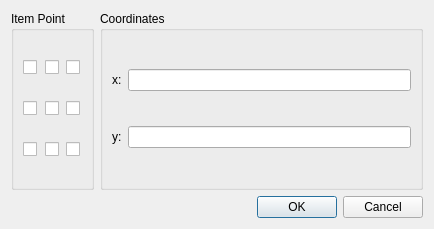
Before: the Qt Designer form src/ui/qgsitempositiondialogbase.ui in stopa85/Quantum-GIS, drawn with Qt 5.
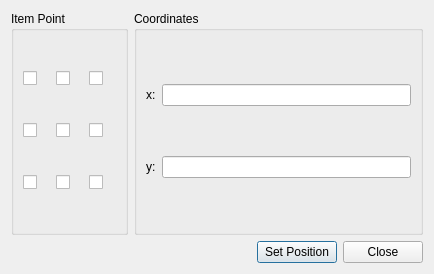
After: the same form once the commit is applied.

Commit message: Improvements to position dialog

Patch:
```diff
--- a/src/ui/qgsitempositiondialogbase.ui
+++ b/src/ui/qgsitempositiondialogbase.ui
@@ -6,7 +6,7 @@
     <x>0</x>
     <y>0</y>
     <width>434</width>
-    <height>229</height>
+    <height>274</height>
    </rect>
   </property>
   <property name="windowTitle" >
@@ -85,7 +85,7 @@
      </layout>
     </widget>
    </item>
-   <item row="0" column="1" >
+   <item row="0" column="1" colspan="2" >
     <widget class="QGroupBox" name="mCoordinatesGroupBox" >
      <property name="title" >
       <string>Coordinates</string>
@@ -123,14 +123,35 @@
     </widget>
    </item>
    <item row="1" column="0" colspan="2" >
-    <widget class="QDialogButtonBox" name="buttonBox" >
+    <spacer>
      <property name="orientation" >
       <enum>Qt::Horizontal</enum>
      </property>
-     <property name="standardButtons" >
-      <set>QDialogButtonBox::Cancel|QDialogButtonBox::NoButton|QDialogButtonBox::Ok</set>
+     <property name="sizeHint" >
+      <size>
+       <width>201</width>
+       <height>20</height>
+      </size>
      </property>
-    </widget>
+    </spacer>
+   </item>
+   <item row="1" column="2" >
+    <layout class="QHBoxLayout" >
+     <item>
+      <widget class="QPushButton" name="mSetPositionButton" >
+       <property name="text" >
+        <string>Set Position</string>
+       </property>
+      </widget>
+     </item>
+     <item>
+      <widget class="QPushButton" name="mCloseButton" >
+       <property name="text" >
+        <string>Close</string>
+       </property>
+      </widget>
+     </item>
+    </layout>
    </item>
   </layout>
  </widget>
```
Left out of the diff: 35 changed lines with no effect on the pictures. The commit also changes 3 other files.
